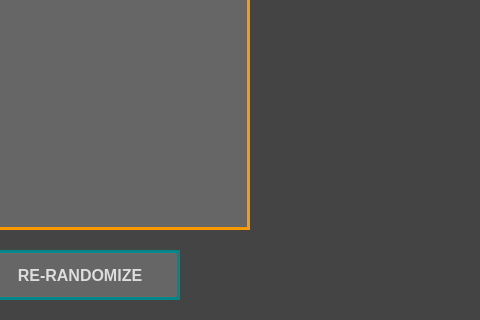
First picture: the form in application.ui, repository LukaszMichalsky/PS-Warships-GUI, before the edit; both pictures show x 320 to 800 and y 180 to 500 of the 800 by 500 pixel window.
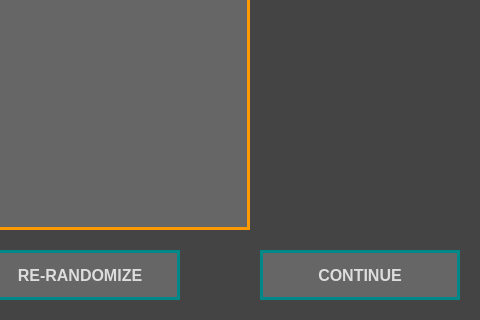
Second picture: the form after the edit. The open tabs and pages were chosen to show the change. Custom widgets are drawn as their Qt base class.

What changed in the file:
```diff
--- a/application.ui
+++ b/application.ui
@@ -637,6 +637,19 @@
        <string>RE-RANDOMIZE</string>
       </property>
      </widget>
+     <widget class="QPushButton" name="btnBuildRandomContinue">
+      <property name="geometry">
+       <rect>
+        <x>580</x>
+        <y>430</y>
+        <width>200</width>
+        <height>50</height>
+       </rect>
+      </property>
+      <property name="text">
+       <string>CONTINUE</string>
+      </property>
+     </widget>
     </widget>
     <widget class="QWidget" name="pageBuildManual">
      <widget class="QLabel" name="labelBuildManualTitle">
```
Left out of the diff: 2 changed lines with no effect on the pictures.
